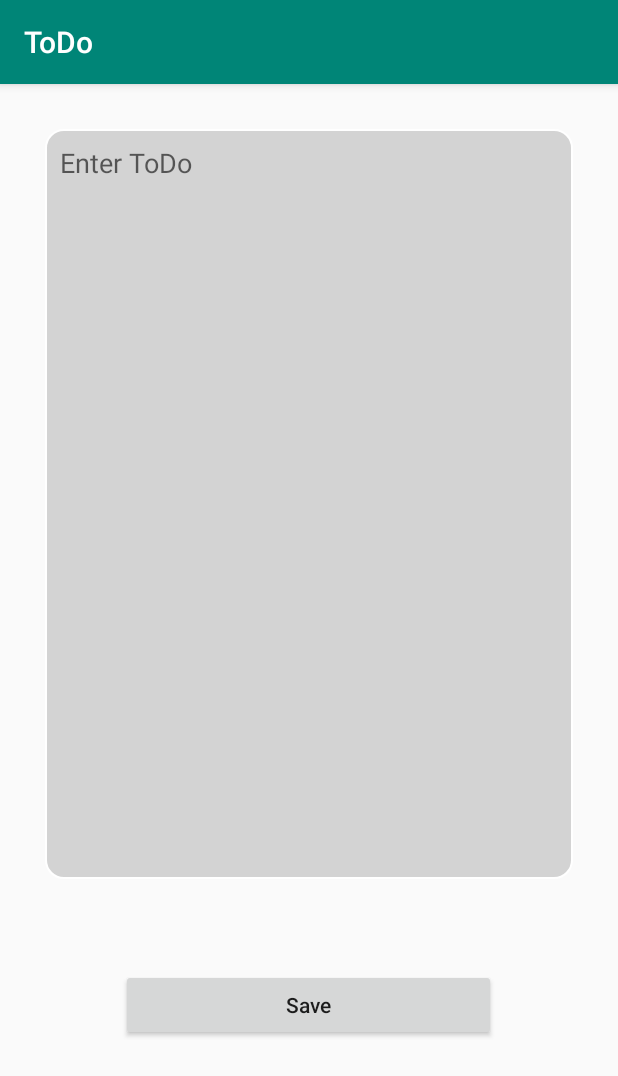
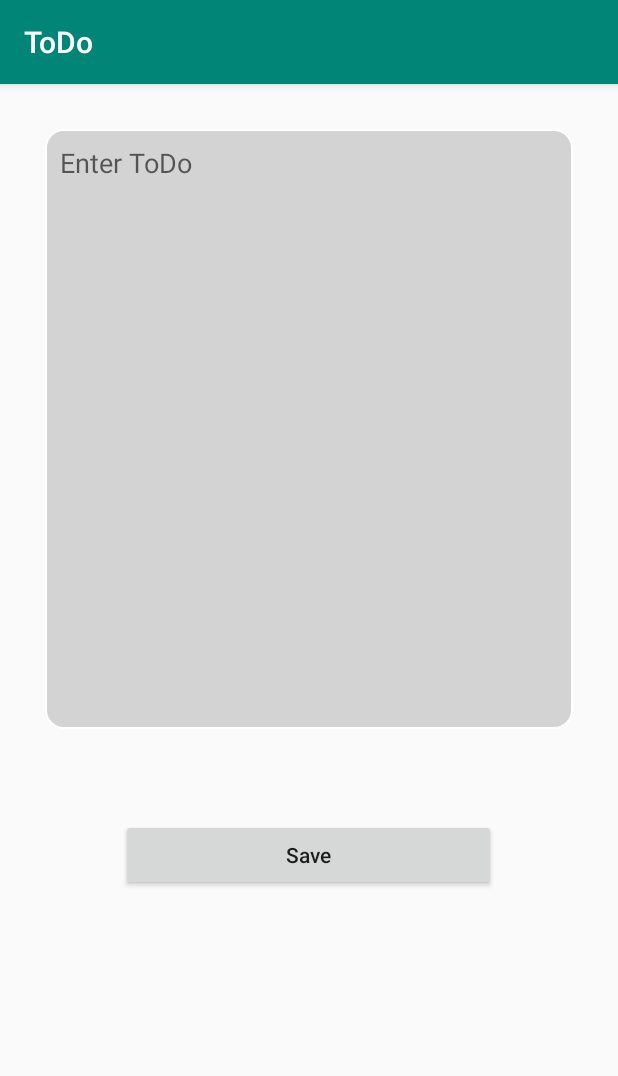
Before and after one commit to rohap97/SYMB_Technologies, an Android app: the createTodo screen opened directly, with no data from a screen before it, on a phone screen of 412 x 824 dp. Shown: the top 1076 px of the screen. Run offline under Robolectric (Android 15) with nearby library versions, the phone set to English and light mode, and no system bars.

```diff
--- a/app/src/main/res/layout/activity_create_todo.xml
+++ b/app/src/main/res/layout/activity_create_todo.xml
@@ -14,7 +14,7 @@
         android:layout_marginTop="30dp"
         android:padding="10dp"
         android:layout_width="match_parent"
-        android:layout_height="500dp"
+        android:layout_height="400dp"
         android:background="@drawable/edit_text_border"
         android:hint="Enter ToDo" />
 
```
